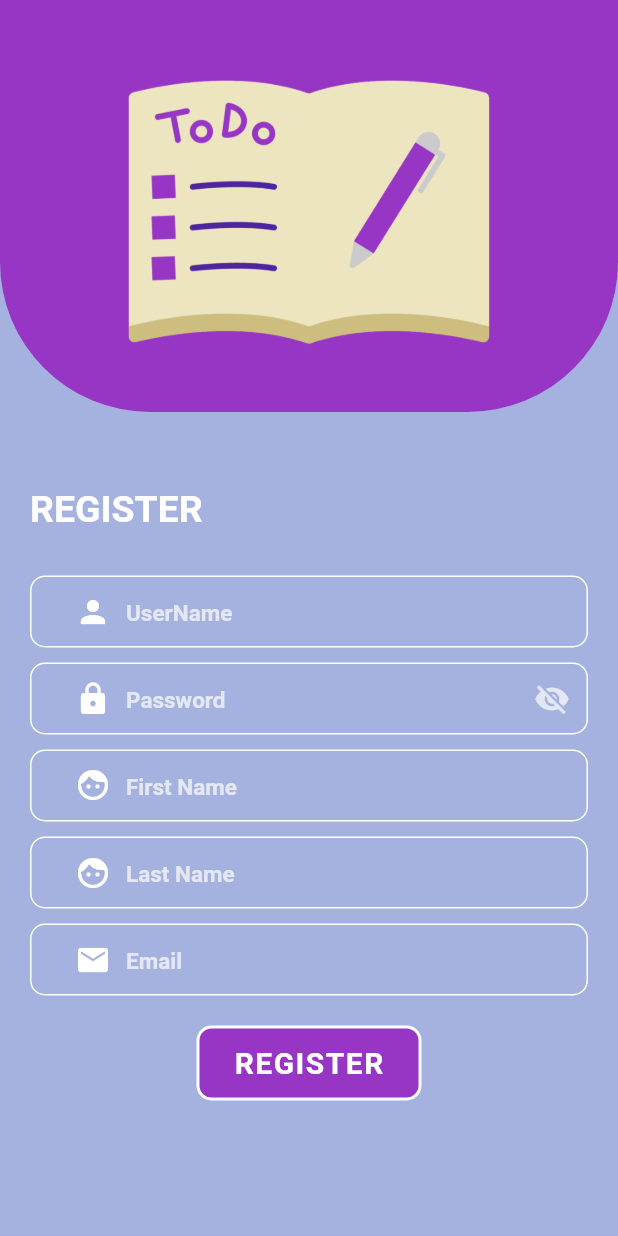
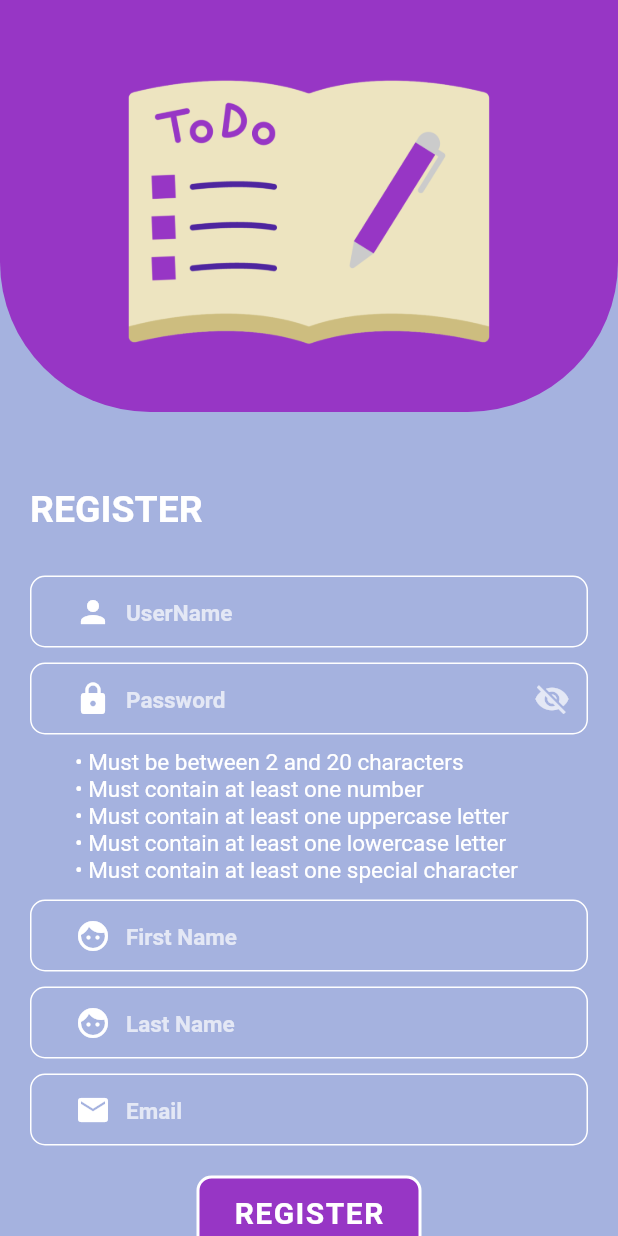
Before and after one commit to EthanAdkins/ToDoList-MobileApp, a Flutter app: the RegisterPage screen opened by its route, on a phone screen of 412 x 824 dp. Run offline on Flutter 3.47's test engine with Material 2 defaults, Android fonts, the phone set to English and light mode, and no system bars; drawn by our look-alikes of snippet_coder_utils; missing offline and left inert: api_cache_manager; accounts and stored records are empty.

Commit message:
Added password requirements

```diff
--- a/lib/pages/register_page.dart
+++ b/lib/pages/register_page.dart
@@ -27,6 +27,10 @@ class _RegisterPageState extends State<RegisterPage> {
   String? email;
   String? firstName;
   String? lastName;
+
+  // Regex for password
+  RegExp regex =
+      RegExp(r'^(?=.*?[A-Z])(?=.*?[a-z])(?=.*?[0-9])(?=.*?[!@#\$&*~]).{2,20}$');
 
   @override
   Widget build(BuildContext context) {
@@ -122,7 +126,10 @@ class _RegisterPageState extends State<RegisterPage> {
               'Password',
               (onValidateVal) {
                 if (onValidateVal.isEmpty) {
-                  return "Username can\'t be empty.";
+                  return "Password can\'t be empty.";
+                }
+                if (!regex.hasMatch(onValidateVal)) {
+                  return "Password must meet the requirements";
                 }
                 return null;
               },
@@ -150,6 +157,15 @@ class _RegisterPageState extends State<RegisterPage> {
                 ),
               ),
             ),
+          ),
+          Padding(
+            padding: const EdgeInsets.only(top: 10, left: 50),
+            child: Text(
+                "• Must be between 2 and 20 characters\n• Must contain at least one number\n• Must contain at least one uppercase letter\n• Must contain at least one lowercase letter\n• Must contain at least one special character",
+                style: TextStyle(
+                  fontSize: 15,
+                  color: Colors.white,
+                )),
           ),
           Padding(
             padding: const EdgeInsets.only(top: 10),
```
